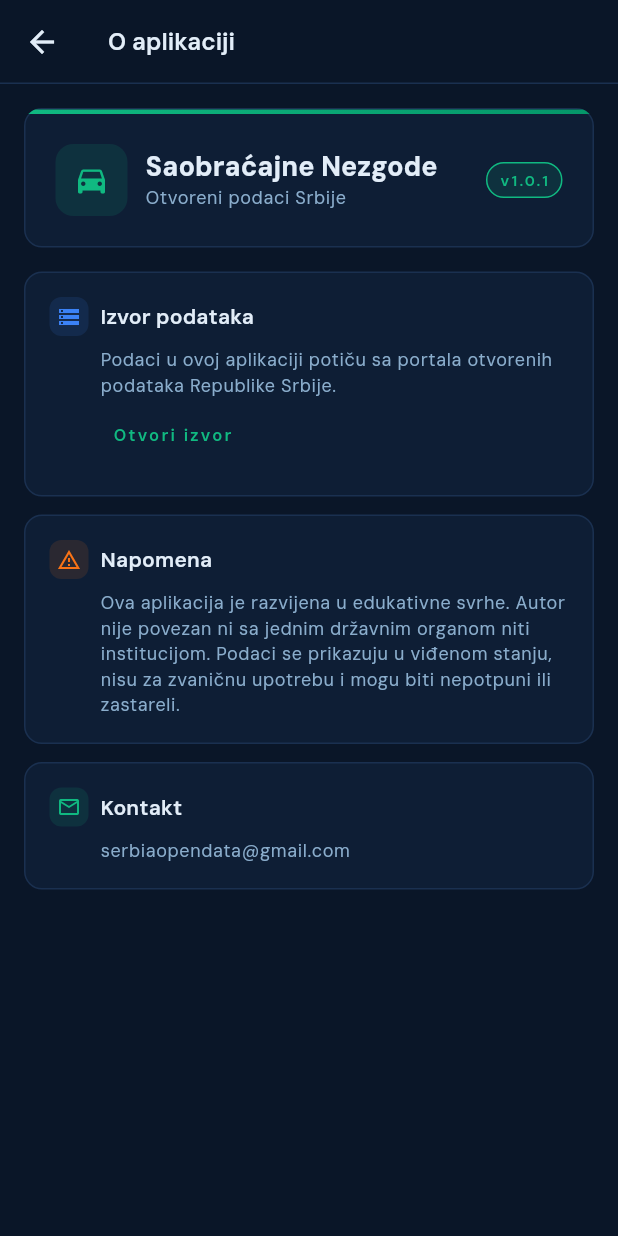
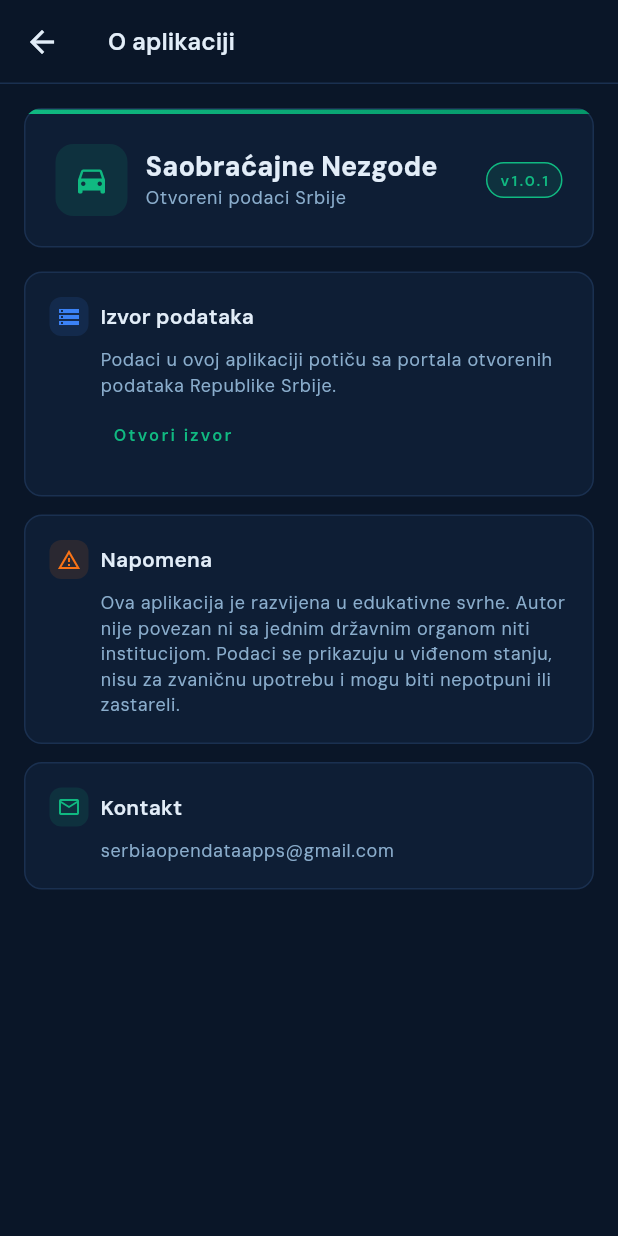
Before and after one commit to rus89/saobracajke, a Flutter app: the AboutScreen screen opened directly, on a phone screen of 412 x 824 dp. Run offline on Flutter 3.47's test engine with Material 3 defaults, Android fonts, the phone set to English and light mode, and no system bars; our stand-ins replace fl_chart, flutter_map, flutter_riverpod, latlong2, shared_preferences, sqflite; missing offline and left inert: flutter_map_marker_cluster; accounts and stored records are empty.

Commit message:
fix: correct contact email to serbiaopendataapps@gmail.com

```diff
--- a/lib/presentation/ui/screens/about_screen.dart
+++ b/lib/presentation/ui/screens/about_screen.dart
@@ -54,7 +54,7 @@ class AboutScreen extends StatelessWidget {
                 icon: Icons.email_outlined,
                 iconColor: AppTheme.primary,
                 title: 'Kontakt',
-                body: 'serbiaopendata@gmail.com',
+                body: 'serbiaopendataapps@gmail.com',
               ),
             ],
           ),
```
Also changed, not shown: 1 other file.
